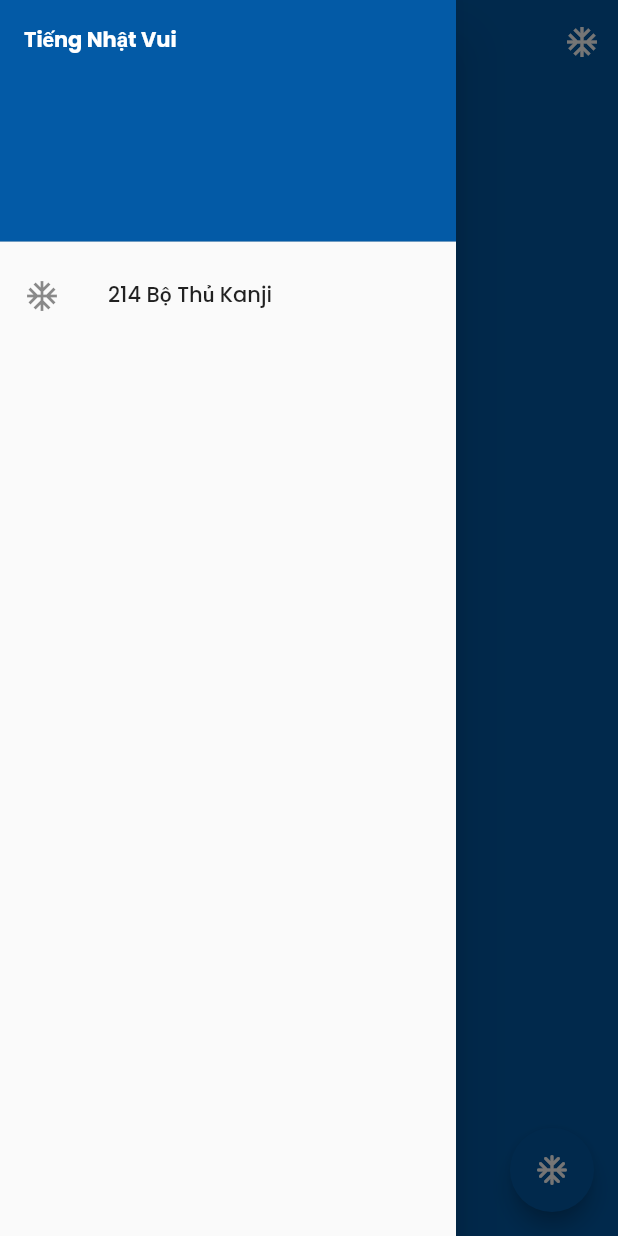
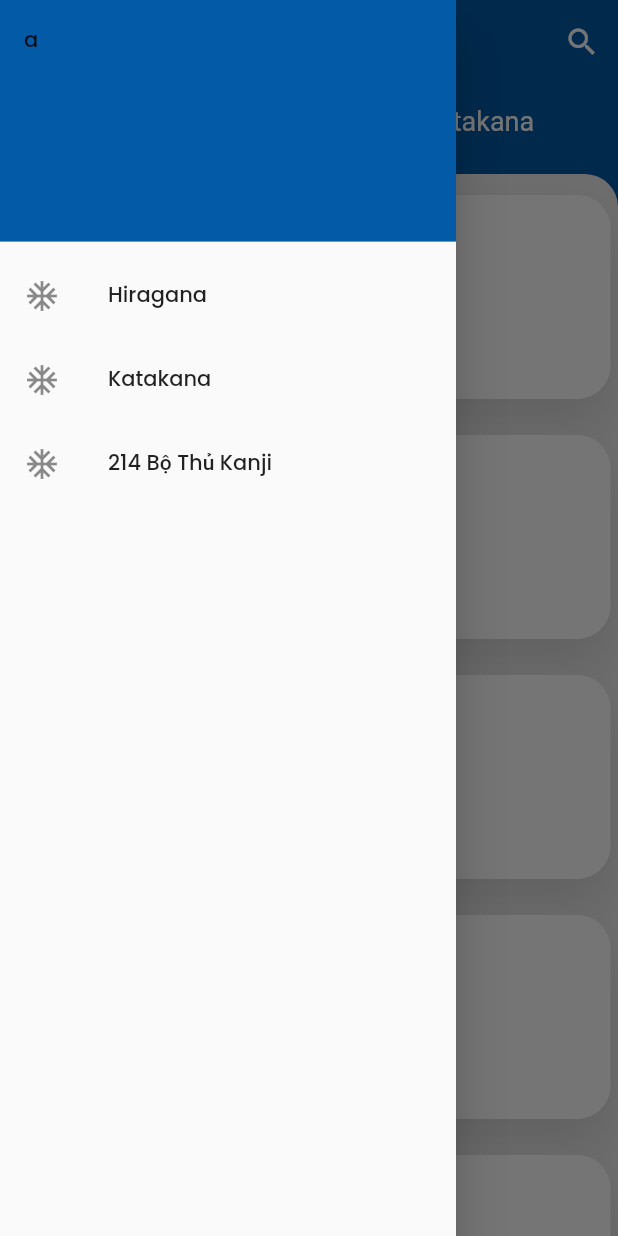
Before and after one commit to maithanhduyan/jlpt-mobile, a Flutter app: the screen it shows after launch, with the side drawer open, on a phone screen of 412 x 824 dp. Run offline on Flutter 3.47's test engine with Material 2 defaults, Android fonts, the phone set to English and light mode, and no system bars; our stand-ins replace google_fonts.

Commit message:
[UI] Create Home Menu.

```diff
--- a/src/jlpt/lib/constants.dart
+++ b/src/jlpt/lib/constants.dart
@@ -13,6 +13,14 @@ const dBlueColor = Color(0xFF40BAD5);
 /// Default Padding
 const defaultPadding = 20.0;
 
+
+// our default Shadow
+const defaultShadow = BoxShadow(
+  offset: Offset(0, 15),
+  blurRadius: 27,
+  color: Colors.black12, // Black color with 12% opacity
+);
+
 /// Main API URL
 /// http://10.0.2.2:8080/api/
 const String dApiURL = "http://10.0.2.2:8080/api/";
--- /dev/null
+++ b/src/jlpt/lib/data/course_list.dart
@@ -0,0 +1,9 @@
+import 'package:jlpt/models/course.dart';
+List<Course> courseList =[
+  Course(1, "Cơ Bản", "Hiragana, Katakana", ""),
+  Course(2, "N5", "Từ Vựng, Ngữ Pháp N5", ""),
+  Course(3, "N4", "Từ Vựng, Ngữ Pháp N4", ""),
+  Course(4, "N3", "Từ Vựng, Ngữ Pháp N3", ""),
+  Course(5, "N2", "Từ Vựng, Ngữ Pháp N2", ""),
+  Course(6, "N1", "Từ Vựng, Ngữ Pháp N1", ""),
+];
--- /dev/null
+++ b/src/jlpt/lib/data/hiragana_list.dart
@@ -0,0 +1,68 @@
+
+import 'package:jlpt/models/hiragana.dart';
+
+List<Hiragana> hiragana = [
+  Hiragana(1, "あ", "a", "",""),
+  Hiragana(2, "い", "i", "",""),
+  Hiragana(3, "う", "u", "",""),
+  Hiragana(4, "え", "e", "",""),
+  Hiragana(5, "お", "o", "",""),
+  Hiragana(6, "か", "ka", "",""),
+  Hiragana(7, "き", "ki", "",""),
+  Hiragana(8, "く", "ku", "",""),
+  Hiragana(9, "け", "ke", "",""),
+  Hiragana(10, "こ", "ko", "",""),
+  Hiragana(11, "さ", "sa", "",""),
+  Hiragana(12, "し", "shi", "",""),
+  Hiragana(13, "す", "tsu", "",""),
+  Hiragana(14, "て", "te", "",""),
+  Hiragana(15, "と", "to", "",""),
+  Hiragana(16, "な", "na", "",""),
+  Hiragana(17, "に", "ni", "",""),
+  Hiragana(18, "ぬ", "nu", "",""),
+  Hiragana(19, "ね", "ne", "",""),
+  Hiragana(20, "の", "no", "",""),
+  Hiragana(21, "は", "ha", "",""),
+  Hiragana(22, "ひ", "hi", "",""),
+  Hiragana(23, "ふ", "fu", "",""),
+  Hiragana(24, "へ", "he", "",""),
+  Hiragana(25, "ほ", "ho", "",""),
+  Hiragana(26, "ま", "ma", "",""),
+  Hiragana(27, "み", "mi", "",""),
+  Hiragana(28, "む", "mu", "",""),
+  Hiragana(29, "め", "me", "",""),
+  Hiragana(30, "も", "mo", "",""),
+  Hiragana(31, "や", "ya", "",""),
+  Hiragana(32, "", "", "",""),
+  Hiragana(33, "ゆ", "yu", "",""),
+  Hiragana(34, "", "", "",""),
+  Hiragana(35, "よ", "yo", "",""),
+  Hiragana(36, "ら", "ra", "",""),
+  Hiragana(37, "り", "ri", "",""),
+  Hiragana(38, "る", "ru", "",""),
+  Hiragana(39, "れ", "re", "",""),
+  Hiragana(40, "ろ", "ro", "",""),
+  Hiragana(41, "わ", "wa", "",""),
+  Hiragana(42, "", "", "",""),
+  Hiragana(43, "", "", "",""),
+  Hiragana(44, "を", "wo", "",""),
+  Hiragana(45, "が", "ga", "",""),
+  Hiragana(46, "ぎ", "gi", "",""),
+  Hiragana(47, "ぐ", "gu", "",""),
+  Hiragana(48, "げ", "ge", "",""),
+  Hiragana(49, "ご", "go", "",""),
+  Hiragana(50, "ざ", "za", "",""),
+  Hiragana(51, "じ", "ji", "",""),
+  Hiragana(52, "ず", "zu", "",""),
+  Hiragana(53, "ぜ", "ze", "",""),
+  Hiragana(54, "ぞ", "zo", "",""),
+  Hiragana(55, "だ", "da", "",""),
+  Hiragana(56, "ぢ", "dji", "",""),
+  Hiragana(57, "づ", "zu", "",""),
+  Hiragana(58, "", "", "",""),
+  Hiragana(59, "", "", "",""),
+  Hiragana(60, "", "", "",""),
+  Hiragana(61, "", "", "",""),
+  Hiragana(62, "", "", "",""),
+
+];
--- /dev/null
+++ b/src/jlpt/lib/models/course.dart
@@ -0,0 +1,8 @@
+class Course {
+  final int id;
+  final String name;
+  final String content;
+  final String note;
+
+  Course(this.id, this.name, this.content, this.note);
+}
--- /dev/null
+++ b/src/jlpt/lib/models/hiragana.dart
@@ -0,0 +1,10 @@
+/// Hiragana Model
+class Hiragana {
+  final int id;
+  final String name;
+  final String romaji;
+  final String note;
+  final String imgURL;
+
+  Hiragana(this.id, this.name, this.romaji, this.note, this.imgURL);
+}
--- /dev/null
+++ b/src/jlpt/lib/screens/course/course_screen.dart
@@ -0,0 +1,8 @@
+import 'package:flutter/material.dart';
+
+class CourseScreen extends StatelessWidget {
+  @override
+  Widget build(BuildContext context) {
+    return Scaffold();
+  }
+}
--- /dev/null
+++ b/src/jlpt/lib/screens/home/components/body.dart
@@ -0,0 +1,59 @@
+import 'dart:ui';
+
+import 'package:flutter/material.dart';
+import 'package:jlpt/constants.dart';
+import 'package:jlpt/data/course_list.dart';
+import 'package:jlpt/screens/home/components/category.dart';
+import 'package:jlpt/screens/home/components/course_card.dart';
+import 'package:jlpt/screens/kanjibasic/kanjibasic_screen.dart';
+
+/// Home Screen Body
+class HomeBody extends StatelessWidget {
+  final ValueChanged onChanged;
+
+  const HomeBody({Key key, this.onChanged}) : super(key: key);
+
+  @override
+  Widget build(BuildContext context) {
+    return SafeArea(
+      bottom: false,
+      child: Column(
+        children: <Widget>[
+          CategoryList(),
+          Expanded(
+            child: Stack(
+              children: <Widget>[
+                Container(
+                  margin: EdgeInsets.only(top: 10),
+                  decoration: BoxDecoration(
+                    color: dBackgroundColor,
+                    borderRadius: BorderRadius.only(
+                      topLeft: Radius.circular(22),
+                      topRight: Radius.circular(22),
+                    ),
+                  ),
+                ),
+                ListView.builder(
+                  itemCount: courseList.length,
+                  itemBuilder: (context, index) => CourseCard(
+                    itemIndex: index,
+                    course: courseList[index],
+                    press: () {
+                      print("${courseList[index].content}");
+                      Navigator.push(
+                        context,
+                        MaterialPageRoute(
+                          builder: (context) => KanjiBasicScreen(),
+                        ),
+                      );
+                    },
+                  ),
+                ),
+              ],
+            ),
+          )
+        ],
+      ),
+    );
+  }
+}
--- /dev/null
+++ b/src/jlpt/lib/screens/home/components/category.dart
@@ -0,0 +1,57 @@
+import 'package:flutter/material.dart';
+import 'package:google_fonts/google_fonts.dart';
+import 'package:jlpt/constants.dart';
+
+class CategoryList extends StatefulWidget {
+  @override
+  _CategoryListState createState() => _CategoryListState();
+}
+
+class _CategoryListState extends State<CategoryList> {
+  int selectedIndex = 0;
+  List category = ["Home", "Hiragana", "Katakana", "Kanji", "214 Bộ Thủ"];
+
+  @override
+  Widget build(BuildContext context) {
+    return Container(
+      margin: EdgeInsets.symmetric(vertical: 10),
+      height: 30,
+      child: ListView.builder(
+        scrollDirection: Axis.horizontal,
+        itemCount: category.length,
+        itemBuilder: (context, index) => GestureDetector(
+          onTap: () {
+            setState(() {
+              selectedIndex = index;
+            });
+          },
+          child: Container(
+            alignment: Alignment.center,
+            margin: EdgeInsets.only(
+              left: defaultPadding,
+              right: index == category.length - 1 ? defaultPadding : 0,
+            ),
+            padding: EdgeInsets.symmetric(
+              horizontal: defaultPadding,
+            ),
+            decoration: BoxDecoration(
+              color: index == selectedIndex
+                  ? Colors.white.withOpacity(0.4)
+                  : Colors.transparent,
+              borderRadius: BorderRadius.circular(6),
+            ),
+            child: Text(
+              category[index],
+              style: GoogleFonts.roboto(
+                color: Colors.white,
+                fontSize: 18,
+              ),
+            ),
+          ),
+        ),
+      ),
+    );
+  }
+
+  void buildNavigator() => Navigator;
+}
--- /dev/null
+++ b/src/jlpt/lib/screens/home/components/course_card.dart
@@ -0,0 +1,98 @@
+import "package:flutter/material.dart";
+import 'package:google_fonts/google_fonts.dart';
+import 'package:jlpt/constants.dart';
+import 'package:jlpt/models/course.dart';
+
+class CourseCard extends StatelessWidget {
+  final int itemIndex;
+  final Course course;
+  final Function press;
+
+  const CourseCard({Key key, this.itemIndex, this.course, this.press})
+      : super(key: key);
+
+  @override
+  Widget build(BuildContext context) {
+    Size size = MediaQuery.of(context).size;
+    return Container(
+      margin: EdgeInsets.symmetric(
+        horizontal: 5,
+        vertical: 0,
+      ),
+
+      height: 160,
+      child: InkWell(
+        onTap: press,
+        child: Stack(
+          alignment: Alignment.bottomCenter,
+          children: <Widget>[
+            Container(
+              height: 136,
+              decoration: BoxDecoration(
+                  borderRadius: BorderRadius.circular(22),
+                  boxShadow: [
+                    defaultShadow,
+                  ]),
+              child: Container(
+                decoration: BoxDecoration(
+                  color: Colors.white,
+                  borderRadius: BorderRadius.circular(22),
+                ),
+              ),
+            ),
+            Positioned(
+              top: 0,
+              right: 0,
+              child: Hero(
+                tag: '${course.id}',
+                child: Container(
+                  padding: EdgeInsets.symmetric(
+                    horizontal: defaultPadding,
+                  ),
+                  height: 160,
+                  width: 200,
+                  child: Text(""),
+                ),
+              ),
+            ),
+            Positioned(
+              bottom: 0,
+              left: 0,
+              child: SizedBox(
+                height: 136,
+                width: size.width - 200,
+                child: Column(
+                  crossAxisAlignment: CrossAxisAlignment.start,
+                  children: <Widget>[
+                    Spacer(),
+                    Padding(
+                      padding: const EdgeInsets.symmetric(
+                        horizontal: defaultPadding,
+                      ),
+                      child: Text(
+                        "${course.name}",
+                        style: GoogleFonts.roboto(
+                          fontSize: 20,
+                          fontWeight: FontWeight.bold,
+                        ),
+                      ),
+                    ),
+                    Spacer(),
+                    Container(
+                      padding: EdgeInsets.symmetric(
+                        horizontal: defaultPadding * 1.5, // 30
+                        vertical: defaultPadding / 4, // 5
+                      ),
+                      child: Text("${course.content}"),
+                    ),
+
+                  ],
+                ),
+              ),
+            ),
+          ],
+        ),
+      ),
+    );
+  }
+}
--- a/src/jlpt/lib/screens/home/components/drawer.dart
+++ b/src/jlpt/lib/screens/home/components/drawer.dart
@@ -13,13 +13,23 @@ class NavigationDrawer extends StatelessWidget {
             decoration: BoxDecoration(
               color: dPrimaryColor,
             ),
-            child: Text(
-              'Tiếng Nhật Vui',
-              style: TextStyle(
-                fontWeight: FontWeight.bold,
-                color: Colors.white,
-              ),
+            child: Container(
+              child: Text("a"),
             ),
+          ),
+          ListTile(
+            leading: Icon(Icons.ac_unit),
+            title: Text("Hiragana"),
+            onTap: () {
+              Navigator.pushNamed(context, Routes.kanjibasic);
+            },
+          ),
+          ListTile(
+            leading: Icon(Icons.ac_unit),
+            title: Text("Katakana"),
+            onTap: () {
+              Navigator.pushNamed(context, Routes.kanjibasic);
+            },
           ),
           ListTile(
             leading: Icon(Icons.ac_unit),
--- /dev/null
+++ b/src/jlpt/lib/screens/home/components/search.dart
@@ -0,0 +1,35 @@
+import 'package:flutter/material.dart';
+
+/// Home Screen Search Box
+class SearchBox extends StatelessWidget {
+  final ValueChanged onChanged;
+
+  const SearchBox({Key key, this.onChanged}) : super(key: key);
+  @override
+  Widget build(BuildContext context) {
+    return Container(
+      margin: EdgeInsets.all(20),
+      padding: EdgeInsets.symmetric(
+        horizontal: 20,
+        vertical: 2,
+      ),
+      decoration: BoxDecoration(
+        color: Colors.white.withOpacity(0.4),
+        borderRadius: BorderRadius.circular(12),
+      ),
+      child: TextField(
+        onChanged: onChanged,
+        style: TextStyle(color: Colors.white),
+        decoration: InputDecoration(
+            enabledBorder: InputBorder.none,
+            focusedBorder: InputBorder.none,
+            icon: Icon(
+              Icons.search,
+              color: Colors.white,
+            ),
+            hintText: "Tìm",
+            hintStyle: TextStyle(color: Colors.white)),
+      ),
+    );
+  }
+}
--- a/src/jlpt/lib/screens/home/home.dart
+++ b/src/jlpt/lib/screens/home/home.dart
@@ -1,9 +1,10 @@
 import 'package:flutter/material.dart';
 import 'package:jlpt/constants.dart';
+import 'package:jlpt/screens/home/components/body.dart';
 import 'package:jlpt/screens/home/components/drawer.dart';
 
 class HomeScreen extends StatefulWidget {
-  final String title ;
+  final String title;
 
   const HomeScreen({Key key, this.title}) : super(key: key);
   @override
@@ -11,7 +12,7 @@ class HomeScreen extends StatefulWidget {
 }
 
 class _HomeScreenState extends State<HomeScreen> {
-final String title ;
+  final String title;
 
   _HomeScreenState(this.title);
 
@@ -21,11 +22,7 @@ final String title ;
       appBar: buildAppBar(),
       drawer: NavigationDrawer(),
       backgroundColor: dPrimaryColor,
-      body: Center(),
-      floatingActionButton: FloatingActionButton(
-        onPressed: null,
-        child: Icon(Icons.ac_unit_rounded),
-      ),
+      body: HomeBody(),
     );
   }
 
@@ -35,11 +32,14 @@ final String title ;
       centerTitle: true,
       actions: <Widget>[
         IconButton(
-          icon: Icon(Icons.ac_unit),
+          icon: Icon(Icons.search),
           onPressed: () {},
         ),
       ],
-      title: Text("$title",textAlign: TextAlign.center,),
+      title: Text(
+        "$title",
+        textAlign: TextAlign.center,
+      ),
     );
   }
 }
```
Also changed, not shown: 1 other file.
